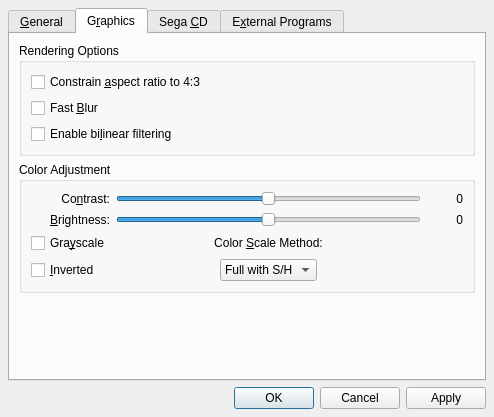
GerbilSoft/gens-gs-ii, file src/gens-qt4/ui/GeneralConfigWindow.ui: the form before one commit.
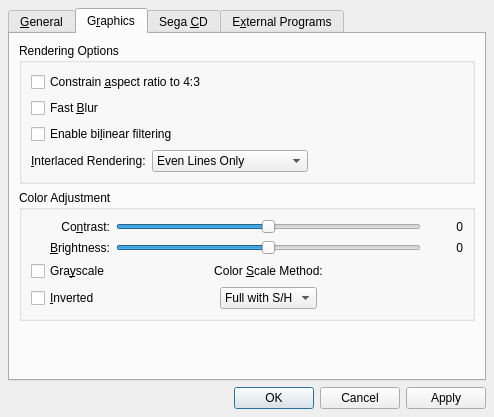
The form after the commit. The open tabs and pages were chosen to show the change. Custom widgets are drawn as their Qt base class.

Commit message: [gens-qt4] Added a configuration option for "Interlaced Rendering".

The edit to the form file:
```diff
--- a/src/gens-qt4/ui/GeneralConfigWindow.ui
+++ b/src/gens-qt4/ui/GeneralConfigWindow.ui
@@ -336,6 +336,58 @@
              </property>
             </widget>
            </item>
+           <item>
+            <layout class="QHBoxLayout" name="hboxInterlacedMode">
+             <item>
+              <widget class="QLabel" name="lblInterlacedMode">
+               <property name="text">
+                <string>&amp;Interlaced Rendering:</string>
+               </property>
+               <property name="buddy">
+                <cstring>cboInterlacedMode</cstring>
+               </property>
+              </widget>
+             </item>
+             <item>
+              <widget class="QComboBox" name="cboInterlacedMode">
+               <property name="sizePolicy">
+                <sizepolicy hsizetype="Expanding" vsizetype="Fixed">
+                 <horstretch>0</horstretch>
+                 <verstretch>0</verstretch>
+                </sizepolicy>
+               </property>
+               <item>
+                <property name="text">
+                 <string>Even Lines Only</string>
+                </property>
+               </item>
+               <item>
+                <property name="text">
+                 <string>Odd Lines Only</string>
+                </property>
+               </item>
+               <item>
+                <property name="text">
+                 <string>Alternating Lines</string>
+                </property>
+               </item>
+              </widget>
+             </item>
+             <item>
+              <spacer name="hspcInterlacedMode">
+               <property name="orientation">
+                <enum>Qt::Horizontal</enum>
+               </property>
+               <property name="sizeHint" stdset="0">
+                <size>
+                 <width>40</width>
+                 <height>20</height>
+                </size>
+               </property>
+              </spacer>
+             </item>
+            </layout>
+           </item>
           </layout>
          </widget>
         </item>
```
The commit also changes 8 other files.
